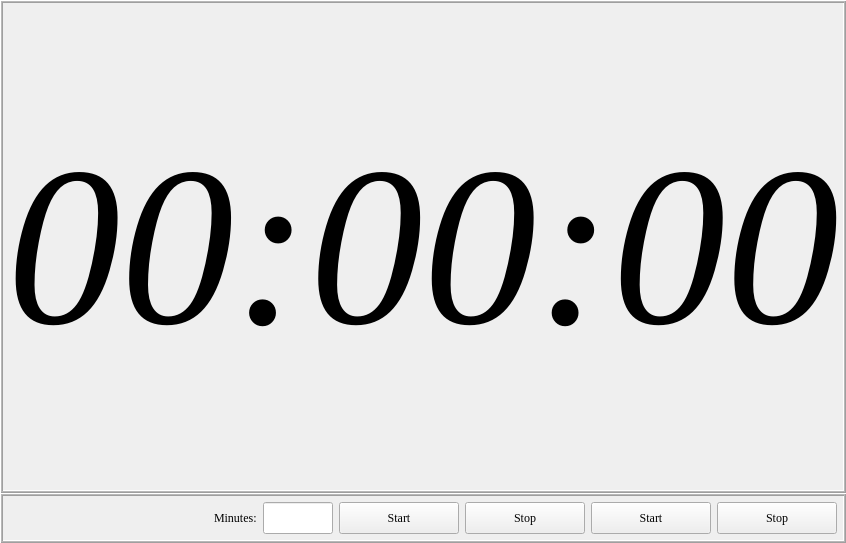
Qt form sleeptimer.ui (futuregainz/iSleep) before a commit.
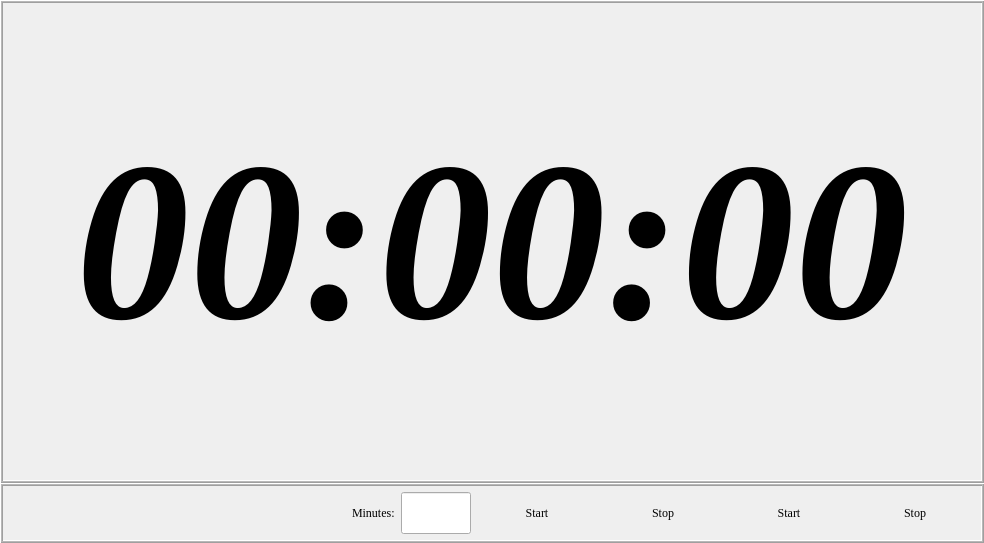
The same form after that commit.

Patch:
```diff
--- a/sleeptimer.ui
+++ b/sleeptimer.ui
@@ -6,7 +6,7 @@
    <rect>
     <x>0</x>
     <y>0</y>
-    <width>846</width>
+    <width>984</width>
     <height>543</height>
    </rect>
   </property>
@@ -42,7 +42,7 @@
        <family>Georgia</family>
        <pointsize>170</pointsize>
        <italic>true</italic>
-       <bold>false</bold>
+       <bold>true</bold>
        <strikeout>false</strikeout>
       </font>
      </property>
@@ -61,6 +61,9 @@
      <property name="text">
       <string>00:00:00</string>
      </property>
+     <property name="textFormat">
+      <enum>Qt::PlainText</enum>
+     </property>
      <property name="scaledContents">
       <bool>false</bool>
      </property>
@@ -80,13 +83,13 @@
      <property name="minimumSize">
       <size>
        <width>0</width>
-       <height>50</height>
+       <height>60</height>
       </size>
      </property>
      <property name="maximumSize">
       <size>
        <width>16777215</width>
-       <height>50</height>
+       <height>60</height>
       </size>
      </property>
      <property name="font">
@@ -187,6 +190,9 @@
         <property name="text">
          <string>Start</string>
         </property>
+        <property name="flat">
+         <bool>true</bool>
+        </property>
        </widget>
       </item>
       <item>
@@ -212,6 +218,9 @@
         <property name="text">
          <string>Stop</string>
         </property>
+        <property name="flat">
+         <bool>true</bool>
+        </property>
        </widget>
       </item>
       <item>
@@ -237,6 +246,9 @@
         <property name="text">
          <string>Start</string>
         </property>
+        <property name="flat">
+         <bool>true</bool>
+        </property>
        </widget>
       </item>
       <item>
@@ -262,6 +274,9 @@
         <property name="text">
          <string>Stop</string>
         </property>
+        <property name="flat">
+         <bool>true</bool>
+        </property>
        </widget>
       </item>
      </layout>
```
Left out of the diff: 2 changed lines with no effect on the pictures.
